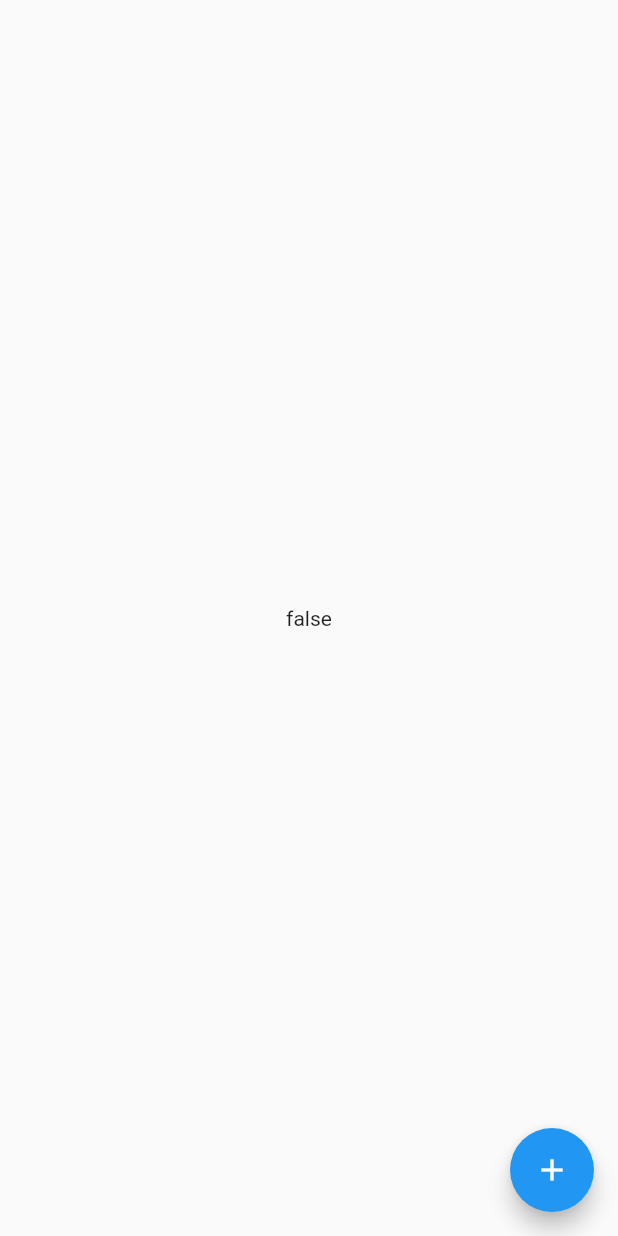
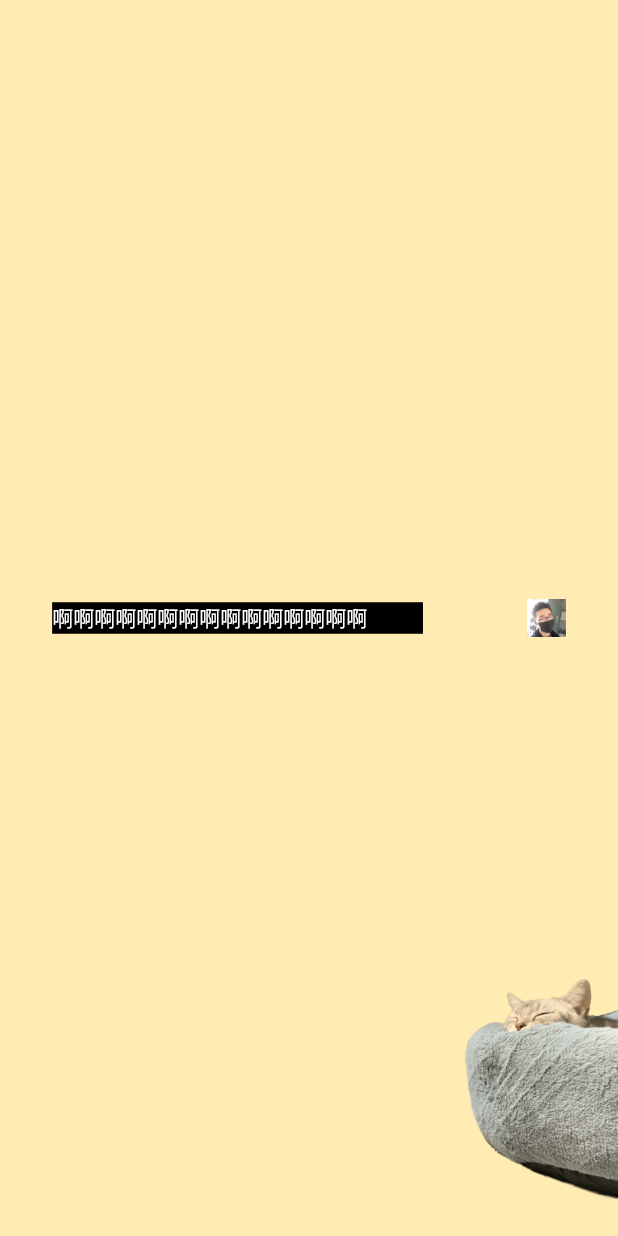
Before and after one commit to lgb1234a/flutter_web, a Flutter app: the screen it shows after launch, on a phone screen of 412 x 824 dp. Run offline on Flutter 3.47's test engine with Material 2 defaults, Android fonts, the phone set to English and light mode, and no system bars; our stand-ins replace flutter_bloc, flutter_screenutil.

Commit message:
搭建背景

```diff
--- a/lib/home/articleListPage.dart
+++ b/lib/home/articleListPage.dart
@@ -0,0 +1,18 @@
+import 'package:flutter/material.dart';
+import 'package:flutter_screenutil/flutter_screenutil.dart';
+
+class ArticleListPage extends StatelessWidget {
+  @override
+  Widget build(BuildContext context) {
+    return Container(
+      color: Colors.black,
+      child: SizedBox(
+        width: 0.6.sw,
+        child: const Text(
+          '啊啊啊啊啊啊啊啊啊啊啊啊啊啊啊',
+          style: TextStyle(color: Colors.white),
+        ),
+      ),
+    );
+  }
+}
--- a/lib/home/authorInfoPage.dart
+++ b/lib/home/authorInfoPage.dart
@@ -0,0 +1,26 @@
+import 'package:flutter/material.dart';
+import 'package:flutter_bloc/flutter_bloc.dart';
+import 'bloc/homeCubit.dart';
+import 'package:flutter_screenutil/flutter_screenutil.dart';
+
+class AuthorInfoPage extends StatelessWidget {
+  @override
+  Widget build(BuildContext context) {
+    return BlocBuilder<HomeCubit, bool>(
+      builder: (context, state) {
+        return Container(
+          child: Column(
+              mainAxisAlignment: MainAxisAlignment.center,
+              crossAxisAlignment: CrossAxisAlignment.center,
+              children: [
+                Image.asset(
+                  'assets/images/avatar.png',
+                  width: 120.w,
+                  height: 120.w,
+                )
+              ]),
+        );
+      },
+    );
+  }
+}
--- a/lib/home/homePage.dart
+++ b/lib/home/homePage.dart
@@ -1,25 +1,38 @@
 import 'package:flutter/material.dart';
 import 'package:flutter_bloc/flutter_bloc.dart';
 import 'bloc/homeCubit.dart';
+import 'articleListPage.dart';
+import 'authorInfoPage.dart';
+import 'package:flutter_screenutil/flutter_screenutil.dart';
 
 class HomePage extends StatelessWidget {
   @override
   Widget build(BuildContext context) {
     return Scaffold(
-      // appBar: AppBar(title: const Text('Counter')),
-      body: BlocBuilder<HomeCubit, bool>(
-        builder: (context, count) => Center(child: Text('$count')),
-      ),
-      floatingActionButton: Column(
-        crossAxisAlignment: CrossAxisAlignment.end,
-        mainAxisAlignment: MainAxisAlignment.end,
-        children: <Widget>[
-          FloatingActionButton(
-            child: const Icon(Icons.add),
-            onPressed: () => context.read<HomeCubit>().fold(),
-          )
-        ],
-      ),
-    );
+        backgroundColor: Colors.amber[100],
+        // appBar: AppBar(title: const Text('Counter')),
+        // body: BlocBuilder<HomeCubit, bool>(
+        //   builder: (context, count) => Center(child: Text('$count')),
+        // ),
+        body: Stack(
+          children: [
+            Row(
+              mainAxisAlignment: MainAxisAlignment.spaceAround,
+              crossAxisAlignment: CrossAxisAlignment.center,
+              children: [
+                ArticleListPage(),
+                AuthorInfoPage(),
+              ],
+            ),
+            Positioned(
+                top: 442.h,
+                left: 1327.w,
+                child: Image.asset(
+                  'assets/images/cat.png',
+                  width: 711.w,
+                  height: 948.h,
+                ))
+          ],
+        ));
   }
 }
--- a/lib/main.dart
+++ b/lib/main.dart
@@ -2,17 +2,32 @@ import 'package:flutter/material.dart';
 import 'package:flutter_bloc/flutter_bloc.dart';
 import 'home/bloc/homeCubit.dart';
 import 'home/homePage.dart';
+import 'package:flutter_screenutil/flutter_screenutil.dart';
 
-void main() => runApp(BlogApp());
+void main() async => runApp(const BlogApp(key: Key('app')));
 
-class BlogApp extends StatelessWidget {
+class BlogApp extends StatefulWidget {
+  const BlogApp({Key? key}) : super(key: key);
+
+  @override
+  _BlogAppState createState() => _BlogAppState();
+}
+
+class _BlogAppState extends State<BlogApp> {
   @override
   Widget build(BuildContext context) {
+    //设置尺寸（填写设计中设备的屏幕尺寸）如果设计基于360dp * 690dp的屏幕
+    return ScreenUtilInit(
+        designSize: const Size(1920, 1080),
+        minTextAdapt: true,
+        splitScreenMode: true,
+        builder: (context, child) {
           return MaterialApp(
             home: BlocProvider(
               create: (_) => HomeCubit(),
               child: HomePage(),
             ),
           );
+        });
   }
 }
--- /dev/null
+++ b/lib/util/screenUtil.dart
@@ -0,0 +1,3 @@
+import 'package:flutter_screenutil/flutter_screenutil.dart';
+
+void initScreenConfig() {}
--- a/pubspec.yaml
+++ b/pubspec.yaml
@@ -34,6 +34,7 @@ dependencies:
   bloc: ^8.0.0
   flutter_bloc: ^8.0.1
   flutter_markdown: ^0.6.10+2
+  flutter_screenutil: ^5.5.3+2
 
 
   # The following adds the Cupertino Icons font to your application.
@@ -65,8 +66,8 @@ flutter:
   # To add assets to your application, add an assets section, like this:
   assets:
     - assets/papers/chenyn.txt
-    - assets/images/setting.png
-  #   - images/a_dot_ham.jpeg
+    - assets/images/avatar.png
+    - assets/images/cat.png
 
   # An image asset can refer to one or more resolution-specific "variants", see
   # https://flutter.dev/assets-and-images/#resolution-aware
```
Also changed, not shown: assets/images/cat.png (added), assets/images/setting.png (deleted), pubspec.lock. Lines whose indentation alone changed are shown as unchanged.
